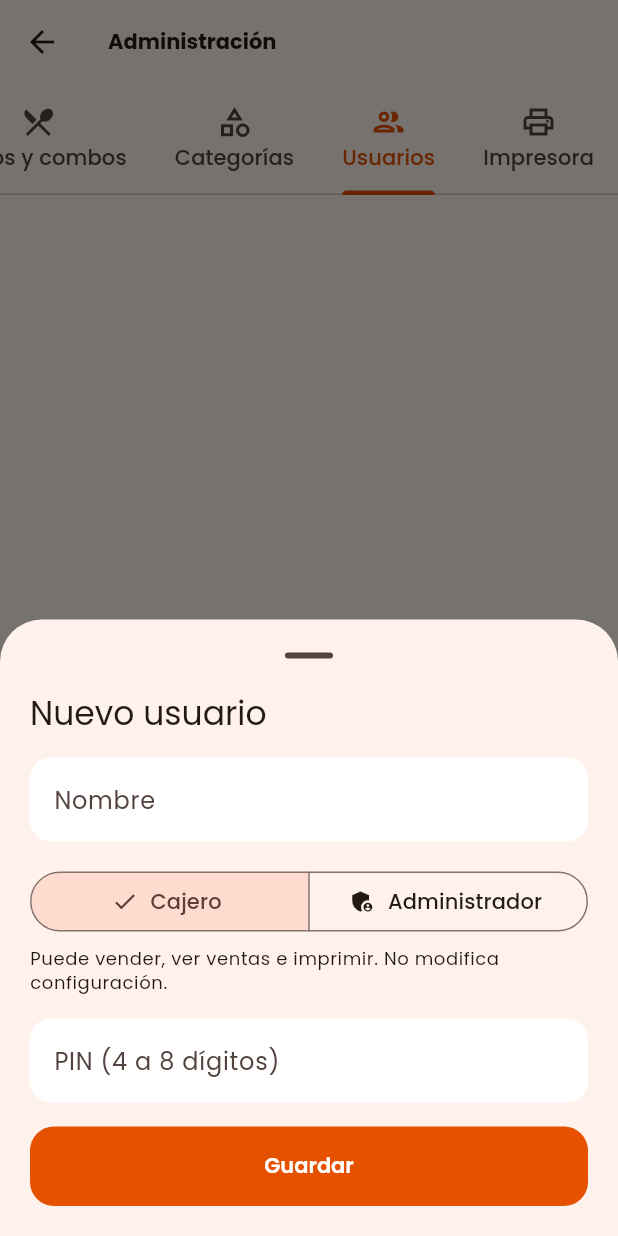
After one commit to AngheloJM/VentaPollos, a Flutter app: the AdminScreen screen opened directly, tab 3 chosen, after a tap on "Nuevo usuario", on a phone screen of 412 x 824 dp. The commit adds this screen. Run offline on Flutter 3.47's test engine with Material 3 defaults, Android fonts, the phone set to English and light mode, and no system bars; our stand-ins replace google_fonts, sqflite; missing offline and left inert: esc_pos_utils_plus, print_bluetooth_thermal; accounts and stored records are empty.

Commit message:
Agregar panel de administración de platos, combos, categorías, usuarios e impresora

```diff
--- /dev/null
+++ b/lib/screens/admin/admin_screen.dart
@@ -0,0 +1,41 @@
+import 'package:flutter/material.dart';
+
+import '../../widgets/boton_sesion.dart';
+import 'categorias_tab.dart';
+import 'impresora_tab.dart';
+import 'productos_tab.dart';
+import 'usuarios_tab.dart';
+
+/// Panel de administración: solo visible para usuarios con rol admin.
+class AdminScreen extends StatelessWidget {
+  const AdminScreen({super.key});
+
+  @override
+  Widget build(BuildContext context) {
+    return DefaultTabController(
+      length: 4,
+      child: Scaffold(
+        appBar: AppBar(
+          title: const Text('Administración'),
+          actions: const [BotonSesion(), SizedBox(width: 8)],
+          bottom: const TabBar(
+            isScrollable: true,
+            tabAlignment: TabAlignment.start,
+            tabs: [
+              Tab(icon: Icon(Icons.restaurant_menu), text: 'Platos y combos'),
+              Tab(icon: Icon(Icons.category_outlined), text: 'Categorías'),
+              Tab(icon: Icon(Icons.group_outlined), text: 'Usuarios'),
+              Tab(icon: Icon(Icons.print_outlined), text: 'Impresora'),
+            ],
+          ),
+        ),
+        body: const TabBarView(children: [
+          ProductosTab(),
+          CategoriasTab(),
+          UsuariosTab(),
+          ImpresoraTab(),
+        ]),
+      ),
+    );
+  }
+}
--- a/lib/screens/admin/productos_tab.dart
+++ b/lib/screens/admin/productos_tab.dart
@@ -1,29 +1,76 @@
 import 'package:flutter/material.dart';
 import 'package:provider/provider.dart';
 
-import '../models/producto.dart';
-import '../providers/catalogo_provider.dart';
-import '../utils/formato.dart';
+import '../../models/producto.dart';
+import '../../providers/catalogo_provider.dart';
+import '../../utils/formato.dart';
 
-class ProductosScreen extends StatelessWidget {
-  const ProductosScreen({super.key});
+const emojisDisponibles = [
+  '🍗', '🍖', '🐔', '🍱', '🥡', '🍟', '🍚', '🥗', '🌽', '🥔', //
+  '🍝', '🌭', '🍔', '🥤', '🧃', '🍺', '💧', '☕', '🍰', '🍦',
+];
+
+class ProductosTab extends StatefulWidget {
+  const ProductosTab({super.key});
+
+  @override
+  State<ProductosTab> createState() => _ProductosTabState();
+}
+
+class _ProductosTabState extends State<ProductosTab> {
+  int? _categoriaId;
 
   @override
   Widget build(BuildContext context) {
     final catalogo = context.watch<CatalogoProvider>();
     final tema = Theme.of(context);
+    final categorias = _categoriaId == null
+        ? catalogo.categorias
+        : catalogo.categorias.where((c) => c.id == _categoriaId).toList();
 
     return Scaffold(
-      appBar: AppBar(title: const Text('Productos')),
       floatingActionButton: FloatingActionButton.extended(
-        onPressed: () => _editar(context, null),
+        onPressed: catalogo.categorias.isEmpty
+            ? null
+            : () => editarProducto(context, null, categoriaId: _categoriaId),
         icon: const Icon(Icons.add),
         label: const Text('Nuevo'),
       ),
       body: ListView(
-        padding: const EdgeInsets.fromLTRB(16, 0, 16, 96),
+        padding: const EdgeInsets.fromLTRB(16, 8, 16, 96),
         children: [
-          for (final c in catalogo.categorias) ...[
+          SingleChildScrollView(
+            scrollDirection: Axis.horizontal,
+            child: Row(children: [
+              Padding(
+                padding: const EdgeInsets.only(right: 8),
+                child: ChoiceChip(
+                  label: const Text('Todas'),
+                  selected: _categoriaId == null,
+                  onSelected: (_) => setState(() => _categoriaId = null),
+                ),
+              ),
+              for (final c in catalogo.categorias)
+                Padding(
+                  padding: const EdgeInsets.only(right: 8),
+                  child: ChoiceChip(
+                    avatar: Text(c.emoji),
+                    label: Text(c.nombre),
+                    selected: _categoriaId == c.id,
+                    showCheckmark: false,
+                    onSelected: (_) => setState(() => _categoriaId = c.id),
+                  ),
+                ),
+            ]),
+          ),
+          if (catalogo.categorias.isEmpty)
+            const Padding(
+              padding: EdgeInsets.all(32),
+              child: Center(
+                  child: Text(
+                      'Primero cree una categoría en la pestaña Categorías')),
+            ),
+          for (final c in categorias) ...[
             Padding(
               padding: const EdgeInsets.fromLTRB(4, 16, 4, 8),
               child: Text('${c.emoji}  ${c.nombre}',
@@ -39,12 +86,19 @@ class ProductosScreen extends StatelessWidget {
                   title: Text(p.nombre,
                       style: TextStyle(
                           color: p.activo ? null : tema.colorScheme.outline)),
-                  subtitle: Text(p.activo ? dinero(p.precio) : 'Inactivo'),
+                  subtitle: Text(
+                    [
+                      p.activo ? dinero(p.precio) : 'Inactivo',
+                      if (p.descripcion?.isNotEmpty ?? false) p.descripcion!,
+                    ].join(' · '),
+                    maxLines: 2,
+                    overflow: TextOverflow.ellipsis,
+                  ),
                   trailing: Switch(
                     value: p.activo,
                     onChanged: (v) => catalogo.guardar(p.copyWith(activo: v)),
                   ),
-                  onTap: () => _editar(context, p),
+                  onTap: () => editarProducto(context, p),
                 ),
               ),
           ],
@@ -52,20 +106,24 @@ class ProductosScreen extends StatelessWidget {
       ),
     );
   }
+}
 
-  Future<void> _editar(BuildContext context, Producto? producto) async {
-    await showModalBottomSheet(
-      context: context,
-      isScrollControlled: true,
-      showDragHandle: true,
-      builder: (_) => _FormProducto(producto: producto),
-    );
-  }
+Future<void> editarProducto(BuildContext context, Producto? producto,
+    {int? categoriaId}) {
+  return showModalBottomSheet(
+    context: context,
+    isScrollControlled: true,
+    showDragHandle: true,
+    useSafeArea: true,
+    builder: (_) =>
+        _FormProducto(producto: producto, categoriaInicial: categoriaId),
+  );
 }
 
 class _FormProducto extends StatefulWidget {
   final Producto? producto;
-  const _FormProducto({this.producto});
+  final int? categoriaInicial;
+  const _FormProducto({this.producto, this.categoriaInicial});
 
   @override
   State<_FormProducto> createState() => _FormProductoState();
@@ -74,31 +132,20 @@ class _FormProducto extends StatefulWidget {
 class _FormProductoState extends State<_FormProducto> {
   final _form = GlobalKey<FormState>();
   late final _nombre = TextEditingController(text: widget.producto?.nombre);
+  late final _descripcion =
+      TextEditingController(text: widget.producto?.descripcion);
   late final _precio = TextEditingController(
       text: widget.producto == null
           ? ''
           : (widget.producto!.precio / 100).toStringAsFixed(2));
   late String _emoji = widget.producto?.emoji ?? '🍗';
-  late int? _categoriaId = widget.producto?.categoriaId;
-
-  static const _emojis = [
-    '🍗',
-    '🍖',
-    '🐔',
-    '🍱',
-    '🍟',
-    '🍚',
-    '🥗',
-    '🌽',
-    '🥤',
-    '🧃',
-    '🍺',
-    '🍰'
-  ];
+  late int? _categoriaId =
+      widget.producto?.categoriaId ?? widget.categoriaInicial;
 
   @override
   void dispose() {
     _nombre.dispose();
+    _descripcion.dispose();
     _precio.dispose();
     super.dispose();
   }
@@ -108,7 +155,7 @@ class _FormProductoState extends State<_FormProducto> {
     final catalogo = context.read<CatalogoProvider>();
     final esNuevo = widget.producto == null;
 
-    return Padding(
+    return SingleChildScrollView(
       padding: EdgeInsets.fromLTRB(
           20, 0, 20, MediaQuery.viewInsetsOf(context).bottom + 20),
       child: Form(
@@ -117,11 +164,11 @@ class _FormProductoState extends State<_FormProducto> {
           mainAxisSize: MainAxisSize.min,
           crossAxisAlignment: CrossAxisAlignment.stretch,
           children: [
-            Text(esNuevo ? 'Nuevo producto' : 'Editar producto',
+            Text(esNuevo ? 'Nuevo plato o combo' : 'Editar producto',
                 style: Theme.of(context).textTheme.titleLarge),
             const SizedBox(height: 16),
             Wrap(spacing: 6, runSpacing: 6, children: [
-              for (final e in _emojis)
+              for (final e in emojisDisponibles)
                 ChoiceChip(
                   label: Text(e, style: const TextStyle(fontSize: 20)),
                   selected: _emoji == e,
@@ -136,6 +183,17 @@ class _FormProductoState extends State<_FormProducto> {
               textCapitalization: TextCapitalization.sentences,
               validator: (v) =>
                   (v == null || v.trim().isEmpty) ? 'Ingrese un nombre' : null,
+            ),
+            const SizedBox(height: 12),
+            TextFormField(
+              controller: _descripcion,
+              decoration: const InputDecoration(
+                labelText: 'Contenido / descripción (opcional)',
+                hintText: 'Ej: 1/4 pollo + papas + gaseosa',
+                helperText: 'Se imprime en la comanda para cocina',
+              ),
+              maxLines: 2,
+              textCapitalization: TextCapitalization.sentences,
             ),
             const SizedBox(height: 12),
             TextFormField(
@@ -183,13 +241,15 @@ class _FormProductoState extends State<_FormProducto> {
 
   Future<void> _guardar(CatalogoProvider catalogo) async {
     if (!_form.currentState!.validate()) return;
-    final base = widget.producto ??
-        Producto(categoriaId: _categoriaId!, nombre: '', precio: 0);
-    await catalogo.guardar(base.copyWith(
+    final descripcion = _descripcion.text.trim();
+    await catalogo.guardar(Producto(
+      id: widget.producto?.id,
+      categoriaId: _categoriaId!,
       nombre: _nombre.text.trim(),
-      precio: parsearDinero(_precio.text),
+      descripcion: descripcion.isEmpty ? null : descripcion,
+      precio: parsearDinero(_precio.text)!,
       emoji: _emoji,
-      categoriaId: _categoriaId,
+      activo: widget.producto?.activo ?? true,
     ));
     if (mounted) Navigator.pop(context);
   }
--- /dev/null
+++ b/lib/screens/admin/usuarios_tab.dart
@@ -0,0 +1,198 @@
+import 'package:flutter/material.dart';
+import 'package:provider/provider.dart';
+
+import '../../models/usuario.dart';
+import '../../providers/auth_provider.dart';
+import '../../services/auth/pin_hasher.dart';
+
+class UsuariosTab extends StatelessWidget {
+  const UsuariosTab({super.key});
+
+  @override
+  Widget build(BuildContext context) {
+    final auth = context.watch<AuthProvider>();
+    final tema = Theme.of(context);
+
+    return Scaffold(
+      floatingActionButton: FloatingActionButton.extended(
+        onPressed: () => _formulario(context, null),
+        icon: const Icon(Icons.person_add_alt),
+        label: const Text('Nuevo usuario'),
+      ),
+      body: ListView(
+        padding: const EdgeInsets.fromLTRB(16, 16, 16, 96),
+        children: [
+          for (final u in auth.usuarios)
+            Card(
+              margin: const EdgeInsets.only(bottom: 8),
+              child: ListTile(
+                leading: CircleAvatar(
+                  backgroundColor: u.esAdmin
+                      ? tema.colorScheme.primary
+                      : tema.colorScheme.secondaryContainer,
+                  child: Text(u.inicial,
+                      style: TextStyle(
+                          color: u.esAdmin ? Colors.white : null,
+                          fontWeight: FontWeight.w700)),
+                ),
+                title: Text(
+                  u.id == auth.actual?.id ? '${u.nombre} (tú)' : u.nombre,
+                  style: TextStyle(
+                      color: u.activo ? null : tema.colorScheme.outline),
+                ),
+                subtitle: Text(u.activo ? u.rol.etiqueta : 'Desactivado'),
+                trailing: const Icon(Icons.edit_outlined),
+                onTap: () => _formulario(context, u),
+              ),
+            ),
+        ],
+      ),
+    );
+  }
+
+  Future<void> _formulario(BuildContext context, Usuario? usuario) {
+    return showModalBottomSheet(
+      context: context,
+      isScrollControlled: true,
+      showDragHandle: true,
+      useSafeArea: true,
+      builder: (_) => _FormUsuario(usuario: usuario),
+    );
+  }
+}
+
+class _FormUsuario extends StatefulWidget {
+  final Usuario? usuario;
+  const _FormUsuario({this.usuario});
+
+  @override
+  State<_FormUsuario> createState() => _FormUsuarioState();
+}
+
+class _FormUsuarioState extends State<_FormUsuario> {
+  final _form = GlobalKey<FormState>();
+  late final _nombre = TextEditingController(text: widget.usuario?.nombre);
+  final _pin = TextEditingController();
+  late Rol _rol = widget.usuario?.rol ?? Rol.cajero;
+  late bool _activo = widget.usuario?.activo ?? true;
+  bool _guardando = false;
+
+  bool get _esNuevo => widget.usuario == null;
+
+  @override
+  void dispose() {
+    _nombre.dispose();
+    _pin.dispose();
+    super.dispose();
+  }
+
+  Future<void> _guardar() async {
+    if (!_form.currentState!.validate()) return;
+    final auth = context.read<AuthProvider>();
+    final messenger = ScaffoldMessenger.of(context);
+    setState(() => _guardando = true);
+    try {
+      if (_esNuevo) {
+        await auth.crearUsuario(_nombre.text, _rol, _pin.text);
+      } else {
+        await auth.actualizarUsuario(widget.usuario!.copyWith(
+          nombre: _nombre.text.trim(),
+          rol: _rol,
+          activo: _activo,
+        ));
+        if (_pin.text.isNotEmpty) {
+          await auth.cambiarPin(widget.usuario!, _pin.text);
+        }
+      }
+      if (mounted) Navigator.pop(context);
+      messenger.showSnackBar(const SnackBar(content: Text('Usuario guardado')));
+    } catch (e) {
+      messenger.showSnackBar(SnackBar(content: Text('$e')));
+    } finally {
+      if (mounted) setState(() => _guardando = false);
+    }
+  }
+
+  @override
+  Widget build(BuildContext context) {
+    return SingleChildScrollView(
+      padding: EdgeInsets.fromLTRB(
+          20, 0, 20, MediaQuery.viewInsetsOf(context).bottom + 20),
+      child: Form(
+        key: _form,
+        child: Column(
+          crossAxisAlignment: CrossAxisAlignment.stretch,
+          children: [
+            Text(_esNuevo ? 'Nuevo usuario' : 'Editar usuario',
+                style: Theme.of(context).textTheme.titleLarge),
+            const SizedBox(height: 16),
+            TextFormField(
+              controller: _nombre,
+              textCapitalization: TextCapitalization.words,
+              decoration: const InputDecoration(labelText: 'Nombre'),
+              validator: (v) =>
+                  (v == null || v.trim().isEmpty) ? 'Ingrese un nombre' : null,
+            ),
+            const SizedBox(height: 16),
+            SegmentedButton<Rol>(
+              segments: const [
+                ButtonSegment(
+                    value: Rol.cajero,
+                    icon: Icon(Icons.point_of_sale),
+                    label: Text('Cajero')),
+                ButtonSegment(
+                    value: Rol.admin,
+                    icon: Icon(Icons.admin_panel_settings),
+                    label: Text('Administrador')),
+              ],
+              selected: {_rol},
+              onSelectionChanged: (s) => setState(() => _rol = s.first),
+            ),
+            const SizedBox(height: 6),
+            Text(
+              _rol == Rol.admin
+                  ? 'Acceso total: productos, precios, usuarios, impresora y anulaciones.'
+                  : 'Puede vender, ver ventas e imprimir. No modifica configuración.',
+              style: Theme.of(context).textTheme.bodySmall,
+            ),
+            const SizedBox(height: 16),
+            TextFormField(
+              controller: _pin,
+              obscureText: true,
+              keyboardType: TextInputType.number,
+              maxLength: 8,
+              decoration: InputDecoration(
+                labelText:
+                    _esNuevo ? 'PIN (4 a 8 dígitos)' : 'Nuevo PIN (opcional)',
+                counterText: '',
+              ),
+              validator: (v) {
+                if (!_esNuevo && (v == null || v.isEmpty)) return null;
+                return PinHasher.validar(v ?? '');
+              },
+            ),
+            if (!_esNuevo)
+              SwitchListTile(
+                contentPadding: EdgeInsets.zero,
+                title: const Text('Usuario activo'),
+                subtitle:
+                    const Text('Los usuarios inactivos no pueden ingresar'),
+                value: _activo,
+                onChanged: (v) => setState(() => _activo = v),
+              ),
+            const SizedBox(height: 16),
+            FilledButton(
+              onPressed: _guardando ? null : _guardar,
+              child: _guardando
+                  ? const SizedBox(
+                      width: 20,
+                      height: 20,
+                      child: CircularProgressIndicator(strokeWidth: 2))
+                  : const Text('Guardar'),
+            ),
+          ],
+        ),
+      ),
+    );
+  }
+}
```
Also changed, not shown: lib/screens/admin/categorias_tab.dart (added, +160 -0 lines), lib/screens/admin/impresora_tab.dart (+60 -33 lines).
